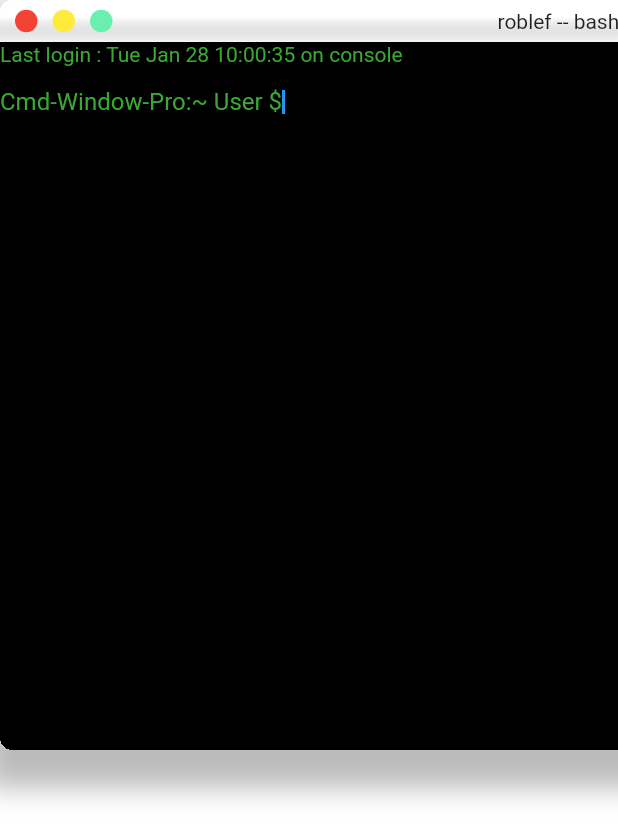
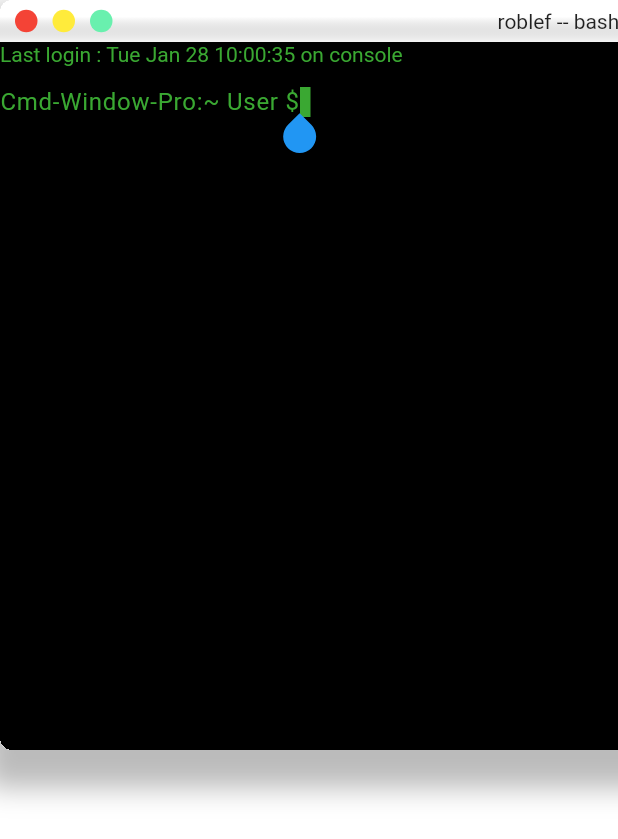
Before and after one commit to akdu12/cmd_window, a Flutter app: the screen it shows after launch, on a phone screen of 412 x 824 dp. Shown: the top 839 px of the screen. Run offline on Flutter 3.47's test engine with Material 2 defaults, Android fonts, the phone set to English and light mode, and no system bars; our stand-ins replace eva_icons_flutter.

Commit message:
Added a prefix to the textfield

```diff
--- a/lib/main.dart
+++ b/lib/main.dart
@@ -1,5 +1,6 @@
 import 'package:eva_icons_flutter/eva_icons_flutter.dart';
 import 'package:flutter/material.dart';
+import 'package:flutter/services.dart';
 
 void main() {
   runApp(MyApp());
@@ -125,17 +126,27 @@ class CMDWindow extends StatelessWidget {
                 Flexible(
                   child: Container(
                     child: TextField(
+                      controller: TextEditingController(
+                          text: "Cmd-Window-Pro:~ User \$"),
+                      inputFormatters: [
+                        ForcePrefixInputFormatter(
+                            prefix: "Cmd-Window-Pro:~ User \$ ")
+                      ],
                       autofocus: true,
                       maxLines: 100,
-                      style:  TextStyle(color: const Color(0xff3aa832),height: 1),
+                      style: TextStyle(
+                          color: const Color(0xff3aa832),
+                          height: 1,
+                          letterSpacing: 0.5),
+                      cursorColor: const Color(0xff3aa832),
+                      cursorHeight: 20,
+                      cursorWidth: 7,
                       decoration: InputDecoration(
                         isDense: true,
                         contentPadding: EdgeInsets.zero,
                         enabledBorder: InputBorder.none,
                         focusedBorder: InputBorder.none,
                         disabledBorder: InputBorder.none,
-                        prefix: Text("Cmd-Window-Pro:~ User \$",
-                            style: TextStyle(color: const Color(0xff3aa832),height: 1)),
                       ),
                     ),
                   ),
@@ -148,3 +159,22 @@ class CMDWindow extends StatelessWidget {
     );
   }
 }
+
+class ForcePrefixInputFormatter extends TextInputFormatter {
+  final String prefix;
+
+  ForcePrefixInputFormatter({this.prefix = ""});
+
+  @override
+  TextEditingValue formatEditUpdate(
+    TextEditingValue oldValue,
+    TextEditingValue newValue,
+  ) {
+    final String text =
+        newValue.text.startsWith(prefix) ? newValue.text : prefix;
+    return newValue.copyWith(
+      text: text,
+      selection: TextSelection.collapsed(offset: text.length),
+    );
+  }
+}
```
